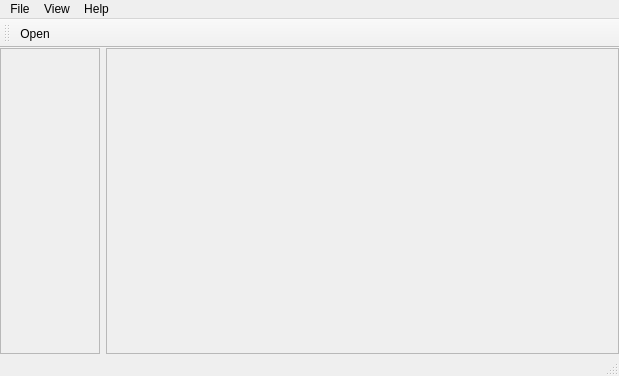
Old version of the form Window.ui in the repository ailinwang/qt-gsview.
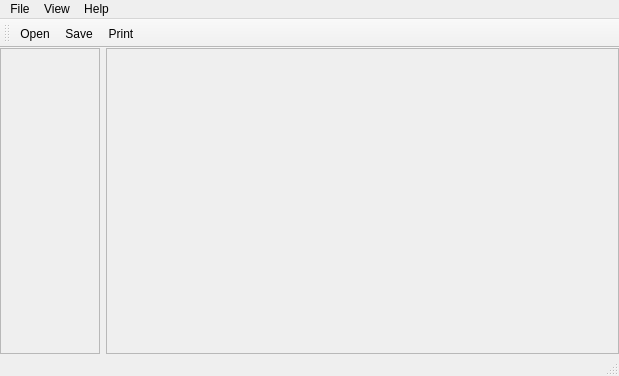
New version of the form. Icons and pictures are not drawn.

Commit message: adding toolbar buttons

```diff
--- a/Window.ui
+++ b/Window.ui
@@ -196,6 +196,8 @@
     <bool>false</bool>
    </attribute>
    <addaction name="actionOpen"/>
+   <addaction name="actionSave"/>
+   <addaction name="actionPrint"/>
   </widget>
   <action name="actionOpen">
    <property name="icon">
@@ -309,6 +311,18 @@
     <string>Ctrl+T</string>
    </property>
   </action>
+  <action name="actionSave">
+   <property name="icon">
+    <iconset resource="resources.qrc">
+     <normaloff>:/new/prefix1/resources/save.png</normaloff>:/new/prefix1/resources/save.png</iconset>
+   </property>
+   <property name="text">
+    <string>Save</string>
+   </property>
+   <property name="shortcut">
+    <string>Ctrl+S</string>
+   </property>
+  </action>
  </widget>
  <resources>
   <include location="resources.qrc"/>
```
Left out of the diff: 5 changed lines with no effect on the pictures. The commit also changes 6 other files.
